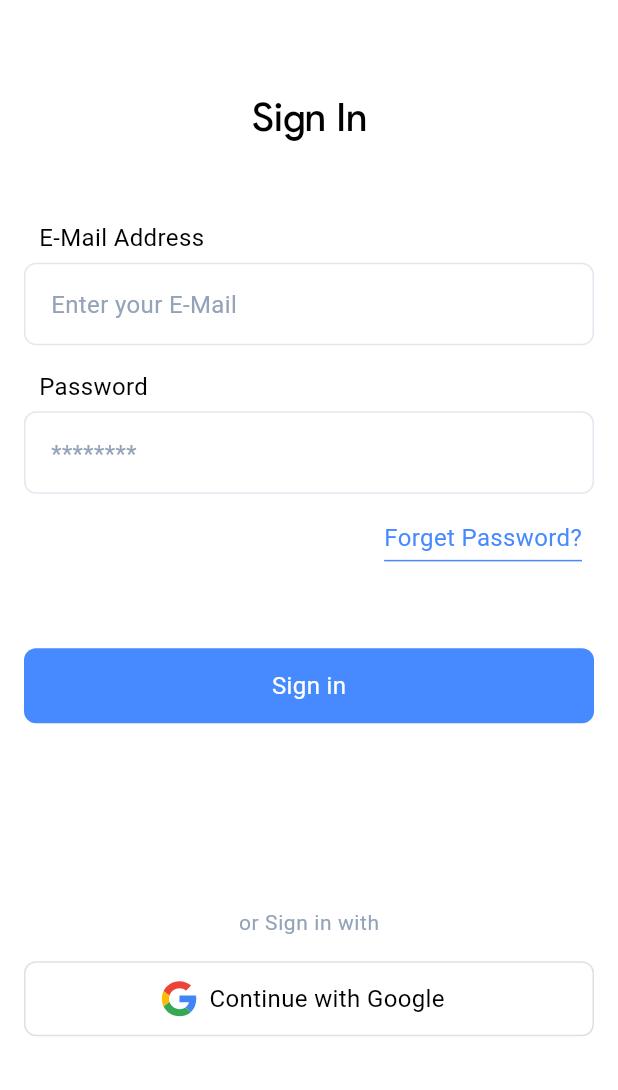
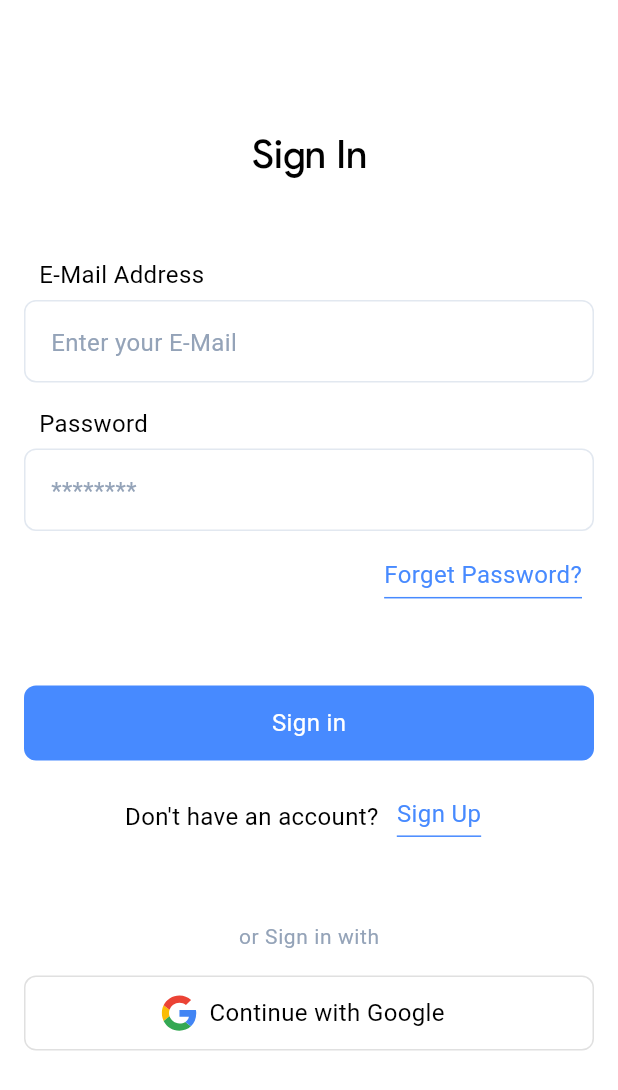
Before and after one commit to ABYUSUF1/ionic, a Flutter app: the SignInView screen opened by its route, on a phone screen of 412 x 824 dp. Shown: the top 1090 px of the screen. Run offline on Flutter 3.47's test engine with Material 3 defaults, Android fonts, the phone set to English and light mode, and no system bars; our stand-ins replace animate_do, device_preview, firebase_auth, flutter_svg, go_router, google_sign_in; accounts and stored records are empty; project files that could hold a hidden picture were left out.

Commit message:
Refactor navigation and layout in authentication views; update back button functionality and adjust padding for better UI consistency.

```diff
--- a/lib/core/widgets/buttons/custom_back_button.dart
+++ b/lib/core/widgets/buttons/custom_back_button.dart
@@ -1,4 +1,5 @@
 import 'package:flutter/material.dart';
+import 'package:go_router/go_router.dart';
 
 class CustomBackButton extends StatelessWidget {
   const CustomBackButton({super.key});
@@ -6,13 +7,14 @@ class CustomBackButton extends StatelessWidget {
   @override
   Widget build(BuildContext context) {
     final theme = Theme.of(context);
-    return Navigator.canPop(context)
+    return context.canPop()
         ? IconButton(
           onPressed: () {
-            Navigator.pop(context);
+            context.pop(context);
           },
           style: IconButton.styleFrom(
             backgroundColor: theme.colorScheme.secondary,
+            minimumSize: const Size(50, 50),
           ),
           icon: const Icon(Icons.arrow_back),
         )
--- a/lib/features/auth/presentation/views/create_new_password_view.dart
+++ b/lib/features/auth/presentation/views/create_new_password_view.dart
@@ -10,7 +10,10 @@ class CreateNewPasswordView extends StatelessWidget {
   Widget build(BuildContext context) {
     return Scaffold(
       backgroundColor: Theme.of(context).colorScheme.surface,
-      appBar: AppBar(title: const CustomBackButton()),
+      appBar: AppBar(
+        title: const CustomBackButton(),
+        automaticallyImplyLeading: false,
+      ),
       body: CreateNewPasswordViewBody(),
     );
   }
--- a/lib/features/auth/presentation/views/email_verified_view.dart
+++ b/lib/features/auth/presentation/views/email_verified_view.dart
@@ -10,7 +10,10 @@ class EmailVerifiedView extends StatelessWidget {
   Widget build(BuildContext context) {
     return Scaffold(
       backgroundColor: Theme.of(context).colorScheme.surface,
-      appBar: AppBar(title: const CustomBackButton()),
+      appBar: AppBar(
+        title: const CustomBackButton(),
+        automaticallyImplyLeading: false,
+      ),
       body: EmailVerifiedViewBody(),
     );
   }
--- a/lib/features/auth/presentation/views/forget_password_view.dart
+++ b/lib/features/auth/presentation/views/forget_password_view.dart
@@ -10,7 +10,10 @@ class ForgetPasswordView extends StatelessWidget {
   Widget build(BuildContext context) {
     return Scaffold(
       backgroundColor: Theme.of(context).colorScheme.surface,
-      appBar: AppBar(title: const CustomBackButton()),
+      appBar: AppBar(
+        title: const CustomBackButton(),
+        automaticallyImplyLeading: false,
+      ),
       body: ForgetPasswordViewBody(),
     );
   }
--- a/lib/features/auth/presentation/views/sign_in_view.dart
+++ b/lib/features/auth/presentation/views/sign_in_view.dart
@@ -10,7 +10,10 @@ class SignInView extends StatelessWidget {
   Widget build(BuildContext context) {
     return Scaffold(
       backgroundColor: Theme.of(context).colorScheme.surface,
-      appBar: AppBar(title: const CustomBackButton()),
+      appBar: AppBar(
+        automaticallyImplyLeading: false,
+        title: const CustomBackButton(),
+      ),
       body: SignInViewBody(),
     );
   }
--- a/lib/features/auth/presentation/views/sign_up_view.dart
+++ b/lib/features/auth/presentation/views/sign_up_view.dart
@@ -9,7 +9,10 @@ class SignUpView extends StatelessWidget {
   Widget build(BuildContext context) {
     return Scaffold(
       backgroundColor: Theme.of(context).colorScheme.surface,
-      appBar: AppBar(title: CustomBackButton()),
+      appBar: AppBar(
+        automaticallyImplyLeading: false,
+        title: CustomBackButton(),
+      ),
       body: SignUpViewBody(),
     );
   }
--- a/lib/features/auth/presentation/widgets/create_new_password_view_body.dart
+++ b/lib/features/auth/presentation/widgets/create_new_password_view_body.dart
@@ -12,7 +12,7 @@ class CreateNewPasswordViewBody extends StatelessWidget {
     return SingleChildScrollView(
       child: Padding(
         padding: EdgeInsets.only(
-          top: size.height * 0.01,
+          top: size.height * 0.04,
           right: 16,
           left: 16,
           bottom: 16,
--- a/lib/features/auth/presentation/widgets/email_verified_view_body.dart
+++ b/lib/features/auth/presentation/widgets/email_verified_view_body.dart
@@ -15,7 +15,7 @@ class EmailVerifiedViewBody extends StatelessWidget {
     return SingleChildScrollView(
       child: Padding(
         padding: EdgeInsets.only(
-          top: size.height * 0.01,
+          top: size.height * 0.04,
           right: 16,
           left: 16,
           bottom: 16,
--- a/lib/features/auth/presentation/widgets/forget_password_view_body.dart
+++ b/lib/features/auth/presentation/widgets/forget_password_view_body.dart
@@ -14,7 +14,7 @@ class ForgetPasswordViewBody extends StatelessWidget {
     return SingleChildScrollView(
       child: Padding(
         padding: EdgeInsets.only(
-          top: size.height * 0.01,
+          top: size.height * 0.04,
           right: 16,
           left: 16,
           bottom: 16,
--- a/lib/features/auth/presentation/widgets/sign_in_view_body.dart
+++ b/lib/features/auth/presentation/widgets/sign_in_view_body.dart
@@ -1,5 +1,7 @@
 import 'package:flutter/material.dart';
+import 'package:go_router/go_router.dart';
 import 'package:ionic/core/constants/app_assets.dart';
+import 'package:ionic/core/routing/app_router_name.dart';
 import 'package:ionic/core/widgets/buttons/custom_filled_button.dart';
 import 'package:ionic/core/widgets/buttons/custom_outline_button.dart';
 import 'package:ionic/core/widgets/buttons/custom_underline_button.dart';
@@ -15,7 +17,7 @@ class SignInViewBody extends StatelessWidget {
     return SingleChildScrollView(
       child: Padding(
         padding: EdgeInsets.only(
-          top: size.height * 0.01,
+          top: size.height * 0.04,
           right: 16,
           left: 16,
           bottom: 16,
@@ -37,11 +39,26 @@ class SignInViewBody extends StatelessWidget {
                 const SizedBox(height: 10),
                 Align(
                   alignment: AlignmentDirectional.centerEnd,
-                  child: CustomUnderlineButton(text: "Forget Password?"),
+                  child: CustomUnderlineButton(
+                    text: "Forget Password?",
+                    onPressed:
+                        () => context.push(AppRouterName.forgetPasswordRoute),
+                  ),
                 ),
                 const SizedBox(height: 50),
                 CustomFilledButton(text: "Sign in"),
-                SizedBox(height: size.height * 0.15),
+                const SizedBox(height: 16),
+                Row(
+                  mainAxisAlignment: MainAxisAlignment.center,
+                  children: [
+                    const Text("Don't have an account? "),
+                    CustomUnderlineButton(
+                      text: "Sign Up",
+                      onPressed: () => context.push(AppRouterName.signUpRoute),
+                    ),
+                  ],
+                ),
+                SizedBox(height: size.height * 0.06),
                 Text("or Sign in with", style: theme.textTheme.bodySmall),
                 const SizedBox(height: 16),
                 CustomOutlineButton(
```
Also changed, not shown: lib/features/auth/presentation/widgets/sign_up_view_body.dart (+9 -2 lines), lib/features/home/presentation/views/home_view.dart (+14 -1 lines).
